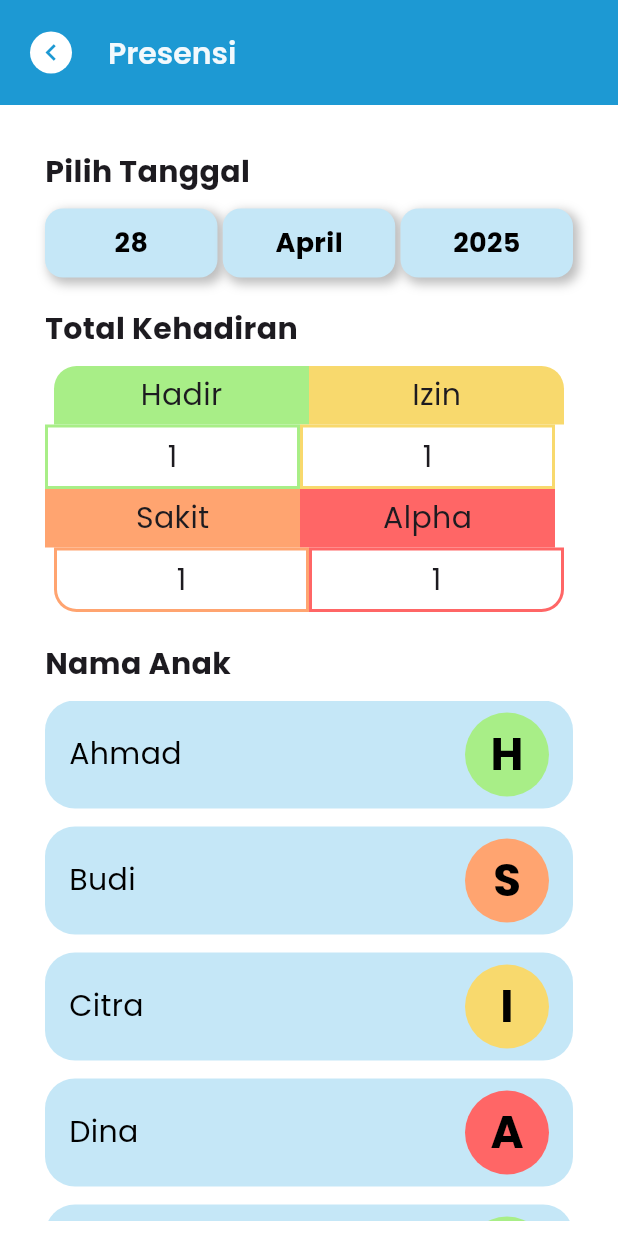
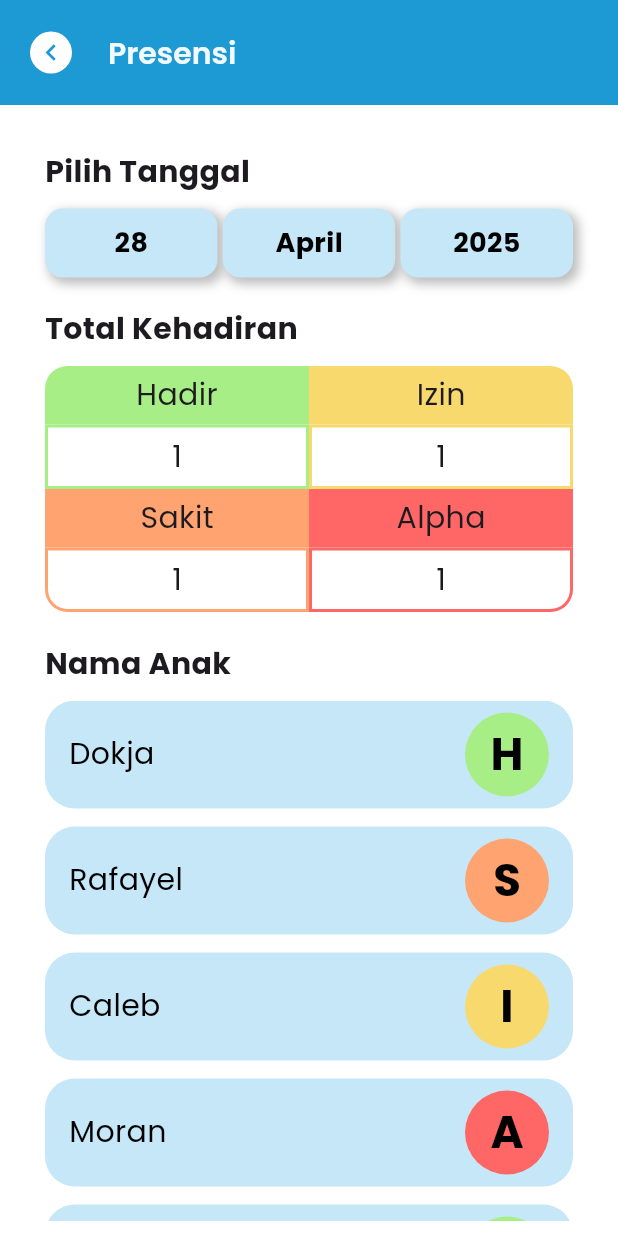
Before and after one commit to MuhammadHelga/kartanary, a Flutter app: the GuruPresencePage screen opened directly, on a phone screen of 412 x 824 dp. Run offline on Flutter 3.47's test engine with Material 3 defaults, Android fonts, the phone set to English and light mode, and no system bars; our stand-ins replace carousel_slider.

Commit message:
update presensi 1.1

```diff
--- a/lib/guru_pages/guru_presence_pages/guru_add_presence_page.dart
+++ b/lib/guru_pages/guru_presence_pages/guru_add_presence_page.dart
@@ -12,25 +12,10 @@ class GuruPresencePage extends StatefulWidget {
 class _GuruPresencePageState extends State<GuruPresencePage> {
   DateTime selectedDate = DateTime.now();
 
-    // Tambahkan daftar nama anak
-  final List<String> childrenNames = [
-    'Ahmad',
-    'Budi',
-    'Citra',
-    'Dina',
-    'Eko',
-  ];
+  final List<String> childrenNames = ['Dokja', 'Rafayel', 'Caleb', 'Moran', 'WKWK'];
+  final List<String> presenceStatus = ['Hadir', 'Sakit', 'Izin', 'Alpha'];
 
-  final List<String> presenceStatus = [
-    'Hadir',
-    'Sakit',
-    'Izin',
-    'Alpha',
-  ];
-
-  String getInitial(String presence) {
-    return presence.isNotEmpty ? presence[0].toUpperCase() : '';
-  }
+  String getInitial(String presence) => presence.isNotEmpty ? presence[0].toUpperCase() : '';
 
   void _selectDate() async {
     final DateTime? picked = await showDatePicker(
@@ -61,18 +46,8 @@ class _GuruPresencePageState extends State<GuruPresencePage> {
 
   String _monthName(int month) {
     const months = [
-      'Januari',
-      'Februari',
-      'Maret',
-      'April',
-      'Mei',
-      'Juni',
-      'Juli',
-      'Agustus',
-      'September',
-      'Oktober',
-      'November',
-      'Desember',
+      'Januari', 'Februari', 'Maret', 'April', 'Mei', 'Juni', 'Juli', 'Agustus',
+      'September', 'Oktober', 'November', 'Desember',
     ];
     return months[month - 1];
   }
@@ -106,9 +81,7 @@ class _GuruPresencePageState extends State<GuruPresencePage> {
               size: 22,
             ),
           ),
-          onPressed: () {
-            Navigator.of(context).pop();
-          },
+          onPressed: () => Navigator.of(context).pop(),
         ),
         toolbarHeight: 70,
       ),
@@ -119,7 +92,7 @@ class _GuruPresencePageState extends State<GuruPresencePage> {
           children: [
             SizedBox(height: 20),
             Padding(
-              padding: const EdgeInsets.symmetric(horizontal:0),
+              padding: const EdgeInsets.symmetric(horizontal: 0),
               child: Column(
                 crossAxisAlignment: CrossAxisAlignment.start,
                 children: [
@@ -153,10 +126,7 @@ class _GuruPresencePageState extends State<GuruPresencePage> {
                               ],
                             ),
                             alignment: Alignment.center,
-                            padding: const EdgeInsets.symmetric(
-                              horizontal: 16,
-                              vertical: 10,
-                            ),
+                            padding: const EdgeInsets.symmetric(horizontal: 16, vertical: 10),
                             child: Text(
                               item,
                               style: const TextStyle(
@@ -177,9 +147,10 @@ class _GuruPresencePageState extends State<GuruPresencePage> {
                   SizedBox(height: 10),
                   Column(
                     children: [
-                      Row(
-                        crossAxisAlignment: CrossAxisAlignment.center,
-                        mainAxisAlignment: MainAxisAlignment.center,
+                      Table(
+                        border: TableBorder.all(width: 0, color: Colors.transparent),
+                        children: [
+                          TableRow(
                             children: [
                               Container(
                                 width: 170,
@@ -187,9 +158,7 @@ class _GuruPresencePageState extends State<GuruPresencePage> {
                                 alignment: Alignment.center,
                                 decoration: BoxDecoration(
                                   color: Color(0xffA8EE87),
-                              borderRadius: BorderRadius.only(
-                                topLeft: Radius.circular(15),
-                              ),
+                                  borderRadius: BorderRadius.only(topLeft: Radius.circular(15)),
                                 ),
                                 child: Text(
                                   'Hadir',
@@ -202,15 +171,13 @@ class _GuruPresencePageState extends State<GuruPresencePage> {
                                 alignment: Alignment.center,
                                 decoration: BoxDecoration(
                                   color: Color(0xffF8D96D),
-                              borderRadius: BorderRadius.only(
-                                topRight: Radius.circular(15),
-                              ),
+                                  borderRadius: BorderRadius.only(topRight: Radius.circular(15)),
                                 ),
                                 child: Text('Izin', style: TextStyle(fontSize: 20)),
                               ),
                             ],
                           ),
-                      Row(
+                          TableRow(
                             children: [
                               Container(
                                 width: 170,
@@ -238,7 +205,7 @@ class _GuruPresencePageState extends State<GuruPresencePage> {
                               ),
                             ],
                           ),
-                      Row(
+                          TableRow(
                             children: [
                               Container(
                                 width: 170,
@@ -262,9 +229,7 @@ class _GuruPresencePageState extends State<GuruPresencePage> {
                               ),
                             ],
                           ),
-                      Row(
-                        crossAxisAlignment: CrossAxisAlignment.center,
-                        mainAxisAlignment: MainAxisAlignment.center,
+                          TableRow(
                             children: [
                               Container(
                                 width: 170,
@@ -275,9 +240,7 @@ class _GuruPresencePageState extends State<GuruPresencePage> {
                                     width: 2,
                                     color: Color(0xffFFA470),
                                   ),
-                              borderRadius: BorderRadius.only(
-                                bottomLeft: Radius.circular(15),
-                              ),
+                                  borderRadius: BorderRadius.only(bottomLeft: Radius.circular(15)),
                                 ),
                                 child: Text('1', style: TextStyle(fontSize: 20)),
                               ),
@@ -290,11 +253,11 @@ class _GuruPresencePageState extends State<GuruPresencePage> {
                                     width: 2,
                                     color: Color(0xffFF6666),
                                   ),
-                              borderRadius: BorderRadius.only(
-                                bottomRight: Radius.circular(15),
-                              ),
+                                  borderRadius: BorderRadius.only(bottomRight: Radius.circular(15)),
                                 ),
                                 child: Text('1', style: TextStyle(fontSize: 20)),
+                              ),
+                            ],
                           ),
                         ],
                       ),
@@ -316,26 +279,72 @@ class _GuruPresencePageState extends State<GuruPresencePage> {
                 itemBuilder: (context, index) {
                   final name = childrenNames[index];
                   final presence = presenceStatus[index % presenceStatus.length];
-                  final initial_presence = getInitial(presence);
+                  final initialPresence = getInitial(presence);
 
-                  Color presenceColor;
-                  switch (presence) {
-                    case 'Hadir':
-                      presenceColor = Color(0xffA8EE87); // Hijau
-                      break;
-                    case 'Izin':
-                      presenceColor = Color(0xffF8D96D); // Kuning
-                      break;
-                    case 'Sakit':
-                      presenceColor = Color(0xffFFA470); // Orange
-                      break;
-                    case 'Alpha':
-                      presenceColor = Color(0xffFF6666); // Merah
-                      break;
-                    default:
-                      presenceColor = AppColors.secondary50;
-                  }
-                  return Container(
+                  Color presenceColor = _getPresenceColor(presence);
+
+                  return GestureDetector(
+                    onTap: () {
+                      showDialog(
+                        context: context,
+                        builder: (context) => AlertDialog(
+                          backgroundColor: Color(0xffF7FAFC),
+                          shape: RoundedRectangleBorder(borderRadius: BorderRadius.circular(20)),
+                          content: Column(
+                            mainAxisSize: MainAxisSize.min,
+                            children: [
+                              Row(
+                                mainAxisAlignment: MainAxisAlignment.center,
+                                children: [
+                                  CircleAvatar(
+                                    backgroundColor: presenceColor,
+                                    radius: 30,
+                                    child: Text(
+                                      initialPresence,
+                                      style: TextStyle(
+                                        color: Colors.white,
+                                        fontSize: 30,
+                                        fontWeight: FontWeight.bold,
+                                      ),
+                                    ),
+                                  ),
+                                  const SizedBox(width: 10),
+                                  Text(
+                                    presence,
+                                    style: const TextStyle(
+                                      fontSize: 24,
+                                      fontWeight: FontWeight.bold,
+                                      color: Colors.black,
+                                    ),
+                                  ),
+                                ],
+                              ),
+                              const SizedBox(height: 20),
+                              const Text(
+                                'Ubah keterangan kehadiran:',
+                                style: TextStyle(
+                                  fontSize: 16,
+                                  fontWeight: FontWeight.w600,
+                                  color: Colors.black54,
+                                ),
+                              ),
+                              const SizedBox(height: 20),
+                              Wrap(
+                                spacing: 10,
+                                runSpacing: 10,
+                                children: [
+                                  _buildPresenceButton('Hadir', Color(0xffA8EE87), index),
+                                  _buildPresenceButton('Sakit', Color(0xffFFA470), index),
+                                  _buildPresenceButton('Izin', Color(0xffF8D96D), index),
+                                  _buildPresenceButton('Alpha', Color(0xffFF6666), index),
+                                ],
+                              )
+                            ],
+                          ),
+                        ),
+                      );
+                    },
+                    child: Container(
                       decoration: BoxDecoration(
                         color: AppColors.primary10,
                         borderRadius: BorderRadius.circular(20),
@@ -357,7 +366,7 @@ class _GuruPresencePageState extends State<GuruPresencePage> {
                             backgroundColor: presenceColor,
                             radius: 28,
                             child: Text(
-                            initial_presence,
+                              initialPresence,
                               style: const TextStyle(
                                 color: Colors.black,
                                 fontWeight: FontWeight.bold,
@@ -367,8 +376,9 @@ class _GuruPresencePageState extends State<GuruPresencePage> {
                           ),
                         ],
                       ),
+                    ),
                   );
-                }
+                },
               ),
             ),
           ],
@@ -376,4 +386,74 @@ class _GuruPresencePageState extends State<GuruPresencePage> {
       ),
     );
   }
+
+  Widget _buildPresenceRow(String label1, Color color1, String label2, Color color2) {
+    return Row(
+      crossAxisAlignment: CrossAxisAlignment.center,
+      mainAxisAlignment: MainAxisAlignment.center,
+      children: [
+        _buildPresenceContainer(label1, color1),
+        _buildPresenceContainer(label2, color2),
+      ],
+    );
   }
+
+  Widget _buildPresenceContainer(String label, Color color) {
+    return Container(
+      width: 170,
+      padding: EdgeInsets.symmetric(vertical: 5),
+      alignment: Alignment.center,
+      decoration: BoxDecoration(
+        color: color,
+        borderRadius: BorderRadius.only(topLeft: Radius.circular(15)),
+      ),
+      child: Text(
+        label,
+        style: TextStyle(fontSize: 20),
+      ),
+    );
+  }
+
+  Color _getPresenceColor(String presence) {
+    switch (presence) {
+      case 'Hadir':
+        return Color(0xffA8EE87);
+      case 'Izin':
+        return Color(0xffF8D96D);
+      case 'Sakit':
+        return Color(0xffFFA470);
+      case 'Alpha':
+        return Color(0xffFF6666);
+      default:
+        return AppColors.secondary50;
+    }
+  }
+
+  Widget _buildPresenceButton(String label, Color color, int index) {
+    return GestureDetector(
+      onTap: () {
+        setState(() {
+          presenceStatus[index] = label;
+        });
+        Navigator.of(context).pop();
+      },
+      child: Container(
+        width: 100,
+        padding: const EdgeInsets.symmetric(vertical: 8),
+        decoration: BoxDecoration(
+          color: color,
+          borderRadius: BorderRadius.circular(12),
+        ),
+        alignment: Alignment.center,
+        child: Text(
+          label,
+          style: const TextStyle(
+            fontSize: 16,
+            fontWeight: FontWeight.bold,
+            color: Colors.black,
+          ),
+        ),
+      ),
+    );
+  }
+}
```
Also changed, not shown: lib/widgets/student_presence_item.dart (deleted, +0 -169 lines), lib/guru_pages/guru_presence_pages/guru_popup_presence.dart (deleted). Lines whose indentation alone changed are shown as unchanged.
